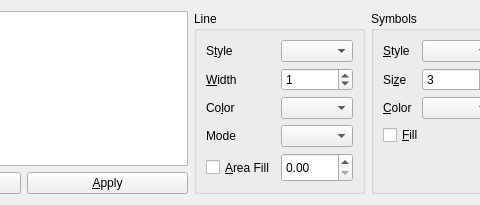
The window that taurus_pyqtgraph/ui/CurvesAppearanceChooser.ui (taurus-org/taurus_pyqtgraph) describes before a commit, drawn with Qt 5; both pictures show x 151 to 631 and y 0 to 205 of the 808 by 205 pixel window.
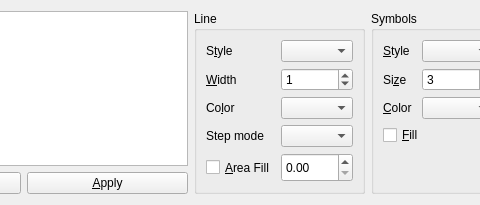
The same window after the commit.

Commit message:
m, cosmetic changes in curveproperties dialog
Change tooltip and appeareance of the stepMode comobox dialog

The edit to the form file:
```diff
--- a/taurus_pyqtgraph/ui/CurvesAppearanceChooser.ui
+++ b/taurus_pyqtgraph/ui/CurvesAppearanceChooser.ui
@@ -141,7 +141,7 @@
       <item row="3" column="0">
        <widget class="QLabel" name="labelCurveStyle">
         <property name="text">
-         <string>Mode</string>
+         <string>Step mode</string>
         </property>
        </widget>
       </item>
```
Left out of the diff: 5 changed lines with no effect on the pictures.
